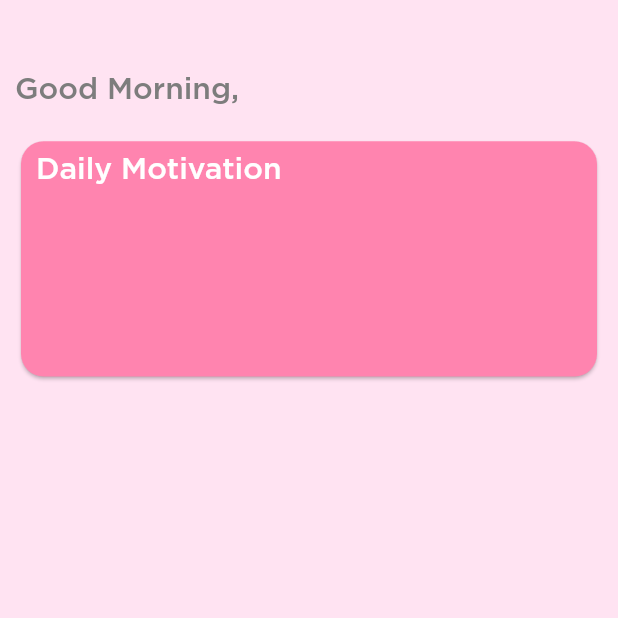
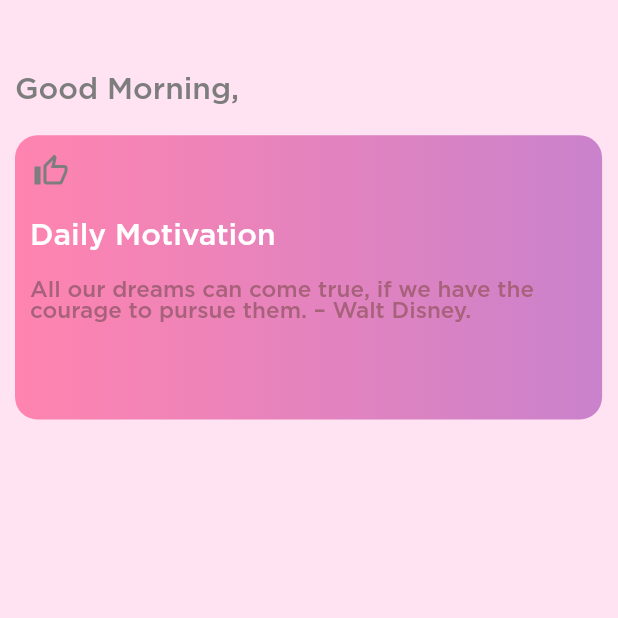
Before and after one commit to ameysunu/dohack, a Flutter app: the Home screen opened directly, on a phone screen of 412 x 824 dp, the top half of it. Run offline on Flutter 3.47's test engine with Material 2 defaults, Android fonts, the phone set to English and light mode, and no system bars; our stand-ins replace firebase_auth, firebase_core, google_sign_in, hexcolor, introduction_screen; accounts and stored records are empty.

Commit message:
ui redesign

```diff
--- a/lib/home.dart
+++ b/lib/home.dart
@@ -43,18 +43,32 @@ class _HomeState extends State<Home> {
                           fontSize: 20,
                           color: HexColor('#7D7D7D'))),
                 ),
+                SingleChildScrollView(
+                  scrollDirection: Axis.horizontal,
+                  child: Row(
+                    children: [
                       Padding(
                         padding: const EdgeInsets.all(10.0),
                         child: Container(
-                    height: MediaQuery.of(context).size.height * 0.2,
-                    width: MediaQuery.of(context).size.width * 1,
-                    child: Card(
-                      color: HexColor('#FF84AF'),
-                      shape: RoundedRectangleBorder(
+                          height: MediaQuery.of(context).size.height * 0.23,
+                          width: MediaQuery.of(context).size.width * 0.95,
+                          child: Container(
+                            decoration: BoxDecoration(
                                 borderRadius: BorderRadius.circular(15.0),
+                                gradient: LinearGradient(colors: [
+                                  HexColor('#FF84AF'),
+                                  HexColor('#CA82CC')
+                                ])),
+                            child: Column(
+                              crossAxisAlignment: CrossAxisAlignment.start,
+                              children: [
+                                Padding(
+                                  padding: const EdgeInsets.all(12.0),
+                                  child: Icon(
+                                    Icons.thumb_up_outlined,
+                                    color: HexColor('#7D7D7D'),
                                   ),
-                      child: Column(
-                        children: [
+                                ),
                                 Row(
                                   children: [
                                     Padding(
@@ -66,8 +80,18 @@ class _HomeState extends State<Home> {
                                             color: Colors.white,
                                             fontSize: 20),
                                       ),
-                              )
+                                    ),
                                   ],
+                                ),
+                                Padding(
+                                  padding: const EdgeInsets.all(10.0),
+                                  child: Text(
+                                    "All our dreams can come true, if we have the courage to pursue them. – Walt Disney.",
+                                    style: TextStyle(
+                                        fontFamily: 'Gotham',
+                                        color: HexColor('#A8617A'),
+                                        fontSize: 15),
+                                  ),
                                 ),
                               ],
                             ),
@@ -77,6 +101,9 @@ class _HomeState extends State<Home> {
                     ],
                   ),
                 ),
+              ],
+            ),
+          ),
         ));
   }
 }
```
Also changed, not shown: images/back.png (added). Lines whose indentation alone changed are shown as unchanged.
